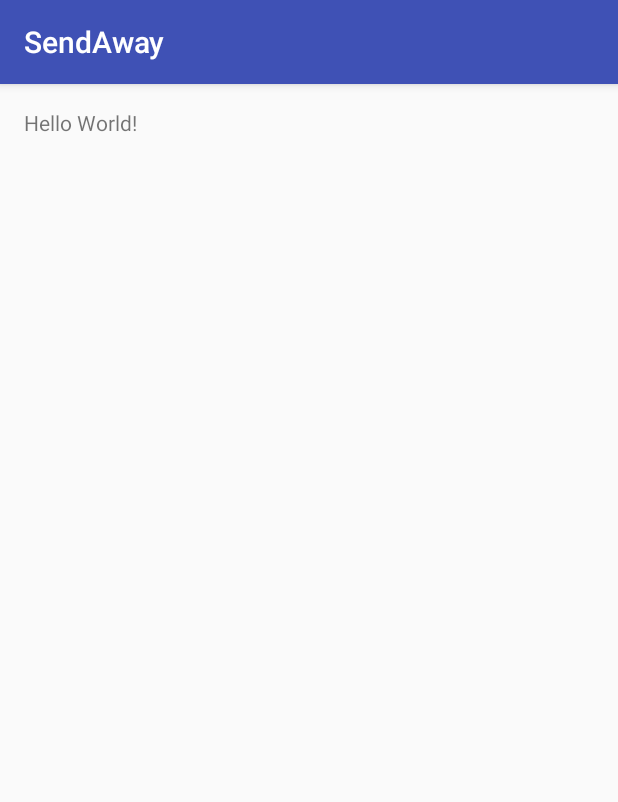
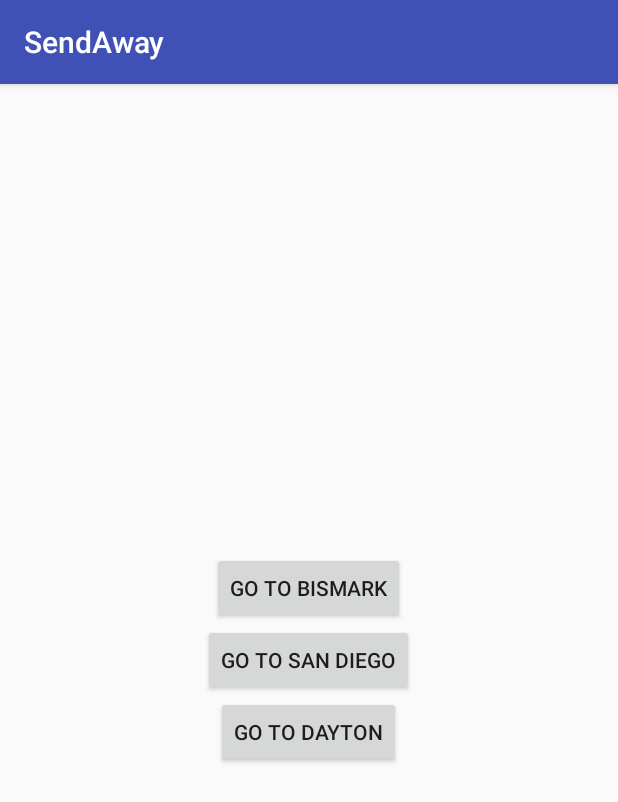
Before and after one commit to benjaminplee/SendAway, an Android app: the screen it shows after launch (MainActivity), on a phone screen of 412 x 824 dp. Shown: the top 802 px of the screen. Run offline under Robolectric (Android 15) with nearby library versions, the phone set to English and light mode, and no system bars; 2 statements that could not run were skipped.

Commit message:
v1 - Working app with min functionality (BL/EH)

```diff
--- a/app/build.gradle
+++ b/app/build.gradle
@@ -23,4 +23,5 @@ dependencies {
     compile fileTree(dir: 'libs', include: ['*.jar'])
     testCompile 'junit:junit:4.12'
     compile 'com.android.support:appcompat-v7:24.1.1'
+    compile 'com.google.android.gms:play-services-location:9.0.0'
 }
--- /dev/null
+++ b/app/src/debug/AndroidManifest.xml
@@ -0,0 +1,5 @@
+<?xml version="1.0" encoding="utf-8"?>
+<manifest xmlns:android="http://schemas.android.com/apk/res/android" package="com.yardspoon.sendaway">
+    <uses-permission android:name="android.permission.ACCESS_MOCK_LOCATION" />
+    <uses-permission android:name="android.permission.ACCESS_COARSE_LOCATION"/>
+</manifest>
--- a/app/src/main/AndroidManifest.xml
+++ b/app/src/main/AndroidManifest.xml
@@ -11,10 +11,14 @@
         <activity android:name=".MainActivity">
             <intent-filter>
                 <action android:name="android.intent.action.MAIN"/>
-
                 <category android:name="android.intent.category.LAUNCHER"/>
             </intent-filter>
         </activity>
+        <receiver android:name="ChangeLocationReceiver" >
+            <intent-filter>
+                <action android:name="com.yardspoon.sendaway.changelocation" />
+            </intent-filter>
+        </receiver>
     </application>
 
 </manifest>
--- a/app/src/main/java/com/yardspoon/sendaway/MainActivity.java
+++ b/app/src/main/java/com/yardspoon/sendaway/MainActivity.java
@@ -1,13 +1,63 @@
 package com.yardspoon.sendaway;
 
+import android.content.Intent;
+import android.os.AsyncTask;
+import android.os.Bundle;
 import android.support.v7.app.AppCompatActivity;
-import android.os.Bundle;
+import android.util.Log;
+import android.view.View;
 
 public class MainActivity extends AppCompatActivity {
+    public static MockLocationProvider mockLocationProvider;
 
     @Override
     protected void onCreate(Bundle savedInstanceState) {
         super.onCreate(savedInstanceState);
         setContentView(R.layout.activity_main);
+
+        mockLocationProvider = new MockLocationProvider(getApplicationContext());
+
+        new AsyncTask<Void, Void, Void>() {
+            @Override protected Void doInBackground(Void... voids) {
+                Log.i("SendAway", "Starting mock location provider");
+                mockLocationProvider.startup();
+                Log.i("SendAway", "Started mock location provider");
+                return null;
+            }
+        }.execute();
+
+        findViewById(R.id.go_to_bismark).setOnClickListener(new View.OnClickListener() {
+            @Override public void onClick(View view) {
+                changeLocation(46.819931, -100.7985263);
+            }
+        });
+
+
+        findViewById(R.id.go_to_sandiego).setOnClickListener(new View.OnClickListener() {
+            @Override public void onClick(View view) {
+                changeLocation(32.841244, -117.281568);
+            }
+        });
+
+
+        findViewById(R.id.go_to_dayton).setOnClickListener(new View.OnClickListener() {
+            @Override public void onClick(View view) {
+                changeLocation(39.740528, -84.1818745);
+            }
+        });
+    }
+
+    @Override protected void onDestroy() {
+        Log.i("SendAway", "Shutting Down mock location provider");
+        mockLocationProvider.shutdown();
+        Log.i("SendAway", "Shut Down mock location provider");
+        super.onDestroy();
+    }
+
+    private void changeLocation(double aLat, double aLong) {
+        Intent intent = new Intent("com.yardspoon.sendaway.changelocation");
+        intent.putExtra("lat", aLat);
+        intent.putExtra("long", aLong);
+        sendBroadcast(intent);
     }
 }
--- /dev/null
+++ b/app/src/main/java/com/yardspoon/sendaway/MockLocationProvider.java
@@ -0,0 +1,54 @@
+package com.yardspoon.sendaway;
+
+import android.content.Context;
+import android.location.Location;
+
+import com.google.android.gms.common.ConnectionResult;
+import com.google.android.gms.common.api.GoogleApiClient;
+import com.google.android.gms.location.LocationServices;
+
+public class MockLocationProvider {
+    private final Context context;
+    private GoogleApiClient apiClient;
+    private boolean started = false;
+
+    public MockLocationProvider(Context context) {
+        this.context = context;
+    }
+
+    public void startup() {
+        if(!started) {
+            apiClient = buildAPIClientAndConnectToGoogleLocationServices(context);
+            LocationServices.FusedLocationApi.setMockMode(apiClient, true);
+            started = true;
+        }
+    }
+
+    public void pushLocation(double lat, double lon) {
+        Location mockLocation = new Location("Mock Location Provider For Tests");
+        mockLocation.setLatitude(lat);
+        mockLocation.setLongitude(lon);
+        mockLocation.setAltitude(0);
+        mockLocation.setAccuracy(5);
+        mockLocation.setTime(System.currentTimeMillis());
+        mockLocation.setElapsedRealtimeNanos(42);
+
+        LocationServices.FusedLocationApi.setMockLocation(apiClient, mockLocation);
+    }
+
+    public void shutdown() {
+        if(started) {
+            LocationServices.FusedLocationApi.setMockMode(apiClient, false);
+            apiClient.disconnect();
+        }
+    }
+
+    private GoogleApiClient buildAPIClientAndConnectToGoogleLocationServices(Context ctx) {
+        GoogleApiClient apiClient = new GoogleApiClient.Builder(ctx).addApi(LocationServices.API).build();
+        ConnectionResult connectionResult = apiClient.blockingConnect();
+        if (!connectionResult.isSuccess()) {
+            throw new RuntimeException("Unable to connect to google api");
+        }
+        return apiClient;
+    }
+}
--- a/app/src/main/res/layout/activity_main.xml
+++ b/app/src/main/res/layout/activity_main.xml
@@ -1,5 +1,5 @@
 <?xml version="1.0" encoding="utf-8"?>
-<RelativeLayout
+<LinearLayout
     xmlns:android="http://schemas.android.com/apk/res/android"
     xmlns:tools="http://schemas.android.com/tools"
     android:layout_width="match_parent"
@@ -8,10 +8,25 @@
     android:paddingLeft="@dimen/activity_horizontal_margin"
     android:paddingRight="@dimen/activity_horizontal_margin"
     android:paddingTop="@dimen/activity_vertical_margin"
-    tools:context="com.yardspoon.sendaway.MainActivity">
+    android:orientation="vertical"
+    tools:context="com.yardspoon.sendaway.MainActivity"
+    android:gravity="center">
 
-    <TextView
+    <Button
+        android:id="@+id/go_to_bismark"
         android:layout_width="wrap_content"
         android:layout_height="wrap_content"
-        android:text="Hello World!"/>
-</RelativeLayout>
+        android:text="GO TO BISMARK"/>
+
+    <Button
+        android:id="@+id/go_to_sandiego"
+        android:layout_width="wrap_content"
+        android:layout_height="wrap_content"
+        android:text="GO TO SAN DIEGO"/>
+
+    <Button
+        android:id="@+id/go_to_dayton"
+        android:layout_width="wrap_content"
+        android:layout_height="wrap_content"
+        android:text="GO TO DAYTON"/>
+</LinearLayout>
```
Also changed, not shown: app/src/main/java/com/yardspoon/sendaway/ChangeLocationReceiver.java (added, +17 -0 lines).
